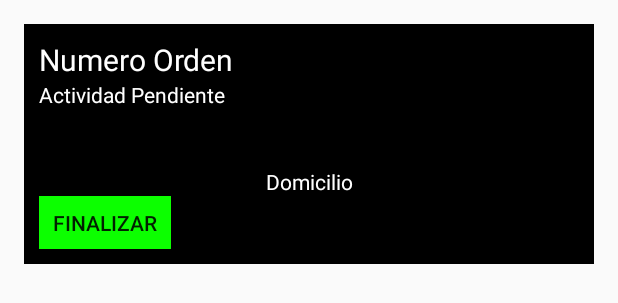
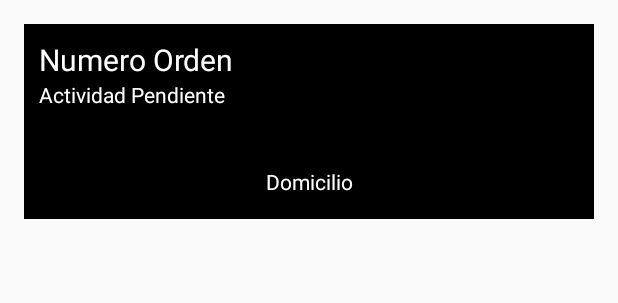
Before and after one commit to javierConde1/Moviles, an Android app: the layout single_item_tecnico.xml on its own in the app's theme, with its tools: preview values and no code run, on a phone screen of 412 x 824 dp. Shown: the top 303 px of the screen. Run offline under Robolectric (Android 15) with nearby library versions, the phone set to English and light mode, and no system bars; network calls fail.

Commit message:
Miguel 0112 13:02
Quitar boton del recycler_tecnico

```diff
--- a/ST/app/src/main/java/com/example/javierconde/st/Info_recycler_tecnico.java
+++ b/ST/app/src/main/java/com/example/javierconde/st/Info_recycler_tecnico.java
@@ -41,7 +41,7 @@ public class Info_recycler_tecnico extends AppCompatActivity {
         txtDomicilio = findViewById(R.id.textViewDomicilio_Tecnico2);
         txtDescripcion = findViewById(R.id.textViewDescripcion_Tecnico2);
 
-        btnRegresar = findViewById(R.id.btnRegresar);
+        btnRegresar = findViewById(R.id.btnRegresar30);
 
         Bundle bundle = getIntent().getExtras();
 
--- a/ST/app/src/main/res/layout/activity_info_recycler_tecnico.xml
+++ b/ST/app/src/main/res/layout/activity_info_recycler_tecnico.xml
@@ -111,7 +111,7 @@
         android:layout_height="match_parent">
 
         <Button
-            android:id="@+id/btnFinal"
+            android:id="@+id/btnRegresar30"
             android:layout_width="match_parent"
             android:layout_height="wrap_content"
             android:layout_weight="1"
@@ -120,7 +120,7 @@
             android:textColor="#000000" />
 
         <Button
-            android:id="@+id/btnRegresar"
+            android:id="@+id/btnFin"
             android:layout_width="match_parent"
             android:layout_height="wrap_content"
             android:layout_weight="1"
--- a/ST/app/src/main/res/layout/single_item_tecnico.xml
+++ b/ST/app/src/main/res/layout/single_item_tecnico.xml
@@ -1,7 +1,7 @@
 <?xml version="1.0" encoding="utf-8"?>
 <LinearLayout xmlns:android="http://schemas.android.com/apk/res/android"
     android:orientation="vertical" android:layout_width="match_parent"
-    android:layout_height="160dp"
+    android:layout_height="130dp"
     android:padding="10dp"
     android:background="#000000"
     android:layout_margin="16dp">
@@ -44,11 +44,4 @@
         android:textColor="#FFFFFF"
         android:text="Domicilio" />
 
-    <Button
-        android:id="@+id/btnFinalizar"
-        android:layout_width="wrap_content"
-        android:layout_height="wrap_content"
-        android:text="Finalizar"
-        android:background="#0CFF00"/>
-
 </LinearLayout>
```
Also changed, not shown: ST/app/src/main/java/com/example/javierconde/st/Listado_tecnico_adapter.java (+0 -12 lines).
